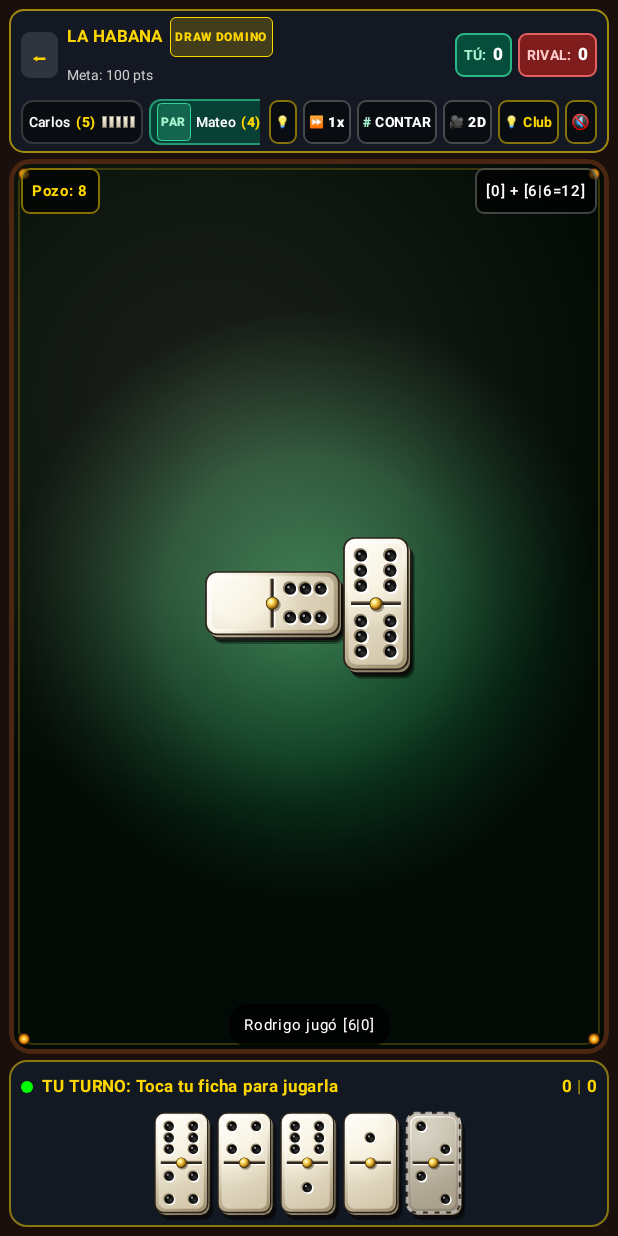
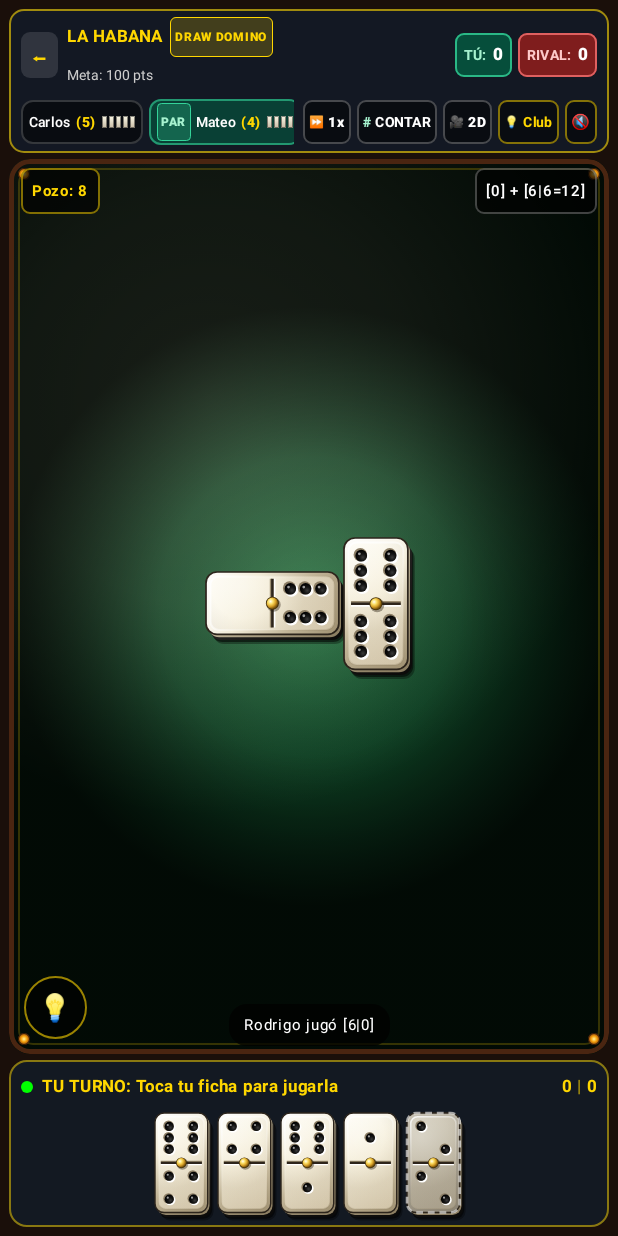
Before and after one commit to salvaponent13-blip/Domino-Imperial-World-Tour, an Android app built with Jetpack Compose: the composable DominoTableScreen shown on its own in the app's theme, on a phone screen of 412 x 824 dp. Run offline under Robolectric (Android 15) with nearby library versions, the light colour scheme and no system bars.

Commit message:
fix(ui): mover pista y deshacer a botones flotantes sobre la mesa
Con 4 jugadores, la fila de rivales del HUD se quedaba aplastada al añadir los dos chips nuevos (se veia 'Mateo' cortado). Ahora pista y deshacer son botones redondos flotando en la esquina inferior izquierda del fieltro, con semantica para TalkBack. Verificado en emulador: los dos badges de rival se leen completos.

```diff
--- a/app/src/main/java/com/example/dominograndprix/ui/game/DominoTableScreen.kt
+++ b/app/src/main/java/com/example/dominograndprix/ui/game/DominoTableScreen.kt
@@ -652,64 +652,6 @@ fun DominoTableScreen(
                             horizontalArrangement = Arrangement.spacedBy(4.dp),
                             verticalAlignment = Alignment.CenterVertically
                         ) {
-                            // Deshacer: vuelve al momento anterior a tu ultima jugada (incluida la
-                            // respuesta de la IA). Solo en partidas de un humano.
-                            if (isMyTurn && engine.value.canUndo && engine.value.humanPlayerIndices.size == 1) {
-                                Surface(
-                                    shape = RoundedCornerShape(6.dp),
-                                    color = Color.Black.copy(alpha = 0.5f),
-                                    border = androidx.compose.foundation.BorderStroke(1.dp, Color.White.copy(alpha = 0.25f)),
-                                    modifier = Modifier
-                                        .semantics { contentDescription = DominoStrings.undoLabel() }
-                                        .clickable {
-                                            DominoSoundManager.playTileTap()
-                                            if (engine.value.undo()) {
-                                                selectedTile = null
-                                                logMessage = engine.value.roundLog
-                                                gameStateVersion++
-                                            }
-                                        }
-                                ) {
-                                    Row(
-                                        modifier = Modifier.padding(horizontal = 4.dp, vertical = 2.5.dp),
-                                        verticalAlignment = Alignment.CenterVertically,
-                                        horizontalArrangement = Arrangement.spacedBy(2.dp)
-                                    ) {
-                                        Text("↩", fontSize = 8.sp, color = Color.White)
-                                    }
-                                }
-                            }
-
-                            // Pista: la misma evaluacion que usa la IA media, con el extremo elegido
-                            if (isMyTurn) {
-                                Surface(
-                                    shape = RoundedCornerShape(6.dp),
-                                    color = Color.Black.copy(alpha = 0.5f),
-                                    border = androidx.compose.foundation.BorderStroke(1.dp, GoldAccent.copy(alpha = 0.5f)),
-                                    modifier = Modifier
-                                        .semantics { contentDescription = DominoStrings.hintLabel() }
-                                        .clickable {
-                                        DominoSoundManager.playTileTap()
-                                        val suggestion = engine.value.suggestedMove(viewingSeat) as? AiMove.Play
-                                        turnAnnouncement = if (suggestion != null) {
-                                            DominoStrings.hintPlaySuggestion(
-                                                "[${suggestion.tile.high}|${suggestion.tile.low}]",
-                                                DominoStrings.sideName(suggestion.side)
-                                            )
-                                        } else {
-                                            DominoStrings.hintNoMoves()
-                                        }
-                                    }
-                                ) {
-                                    Row(
-                                        modifier = Modifier.padding(horizontal = 4.dp, vertical = 2.5.dp),
-                                        verticalAlignment = Alignment.CenterVertically,
-                                        horizontalArrangement = Arrangement.spacedBy(2.dp)
-                                    ) {
-                                        Text("💡", fontSize = 8.sp)
-                                    }
-                                }
-                            }
 
                             // Selector de Velocidad IA (1x / 2x)
                             Surface(
@@ -1065,6 +1007,40 @@ fun DominoTableScreen(
                                 ) {
                                     Text("${targetPip ?: ""}", color = DarkNavy, fontWeight = FontWeight.Black, fontSize = 11.sp)
                                 }
+                            }
+                        }
+                    }
+                }
+
+                // Ayudas de mesa: pista y deshacer, flotando sobre el fieltro. Van aqui y no en
+                // el HUD porque con 4 jugadores la fila de rivales se quedaba sin sitio.
+                if (isMyTurn) {
+                    Column(
+                        modifier = Modifier
+                            .align(Alignment.BottomStart)
+                            .padding(10.dp),
+                        verticalArrangement = Arrangement.spacedBy(8.dp)
+                    ) {
+                        if (engine.value.canUndo && engine.value.humanPlayerIndices.size == 1) {
+                            MesaActionButton(symbol = "↩", description = DominoStrings.undoLabel()) {
+                                DominoSoundManager.playTileTap()
+                                if (engine.value.undo()) {
+                                    selectedTile = null
+                                    logMessage = engine.value.roundLog
+                                    gameStateVersion++
+                                }
+                            }
+                        }
+                        MesaActionButton(symbol = "💡", description = DominoStrings.hintLabel()) {
+                            DominoSoundManager.playTileTap()
+                            val suggestion = engine.value.suggestedMove(viewingSeat) as? AiMove.Play
+                            turnAnnouncement = if (suggestion != null) {
+                                DominoStrings.hintPlaySuggestion(
+                                    "[${suggestion.tile.high}|${suggestion.tile.low}]",
+                                    DominoStrings.sideName(suggestion.side)
+                                )
+                            } else {
+                                DominoStrings.hintNoMoves()
                             }
                         }
                     }
@@ -1731,3 +1707,21 @@ fun PlayerBadge(
         }
     }
 }
+
+/** Boton redondo flotante sobre el fieltro (pista y deshacer). */
+@Composable
+private fun MesaActionButton(symbol: String, description: String, onClick: () -> Unit) {
+    Surface(
+        shape = CircleShape,
+        color = Color.Black.copy(alpha = 0.62f),
+        border = androidx.compose.foundation.BorderStroke(1.dp, GoldAccent.copy(alpha = 0.6f)),
+        modifier = Modifier
+            .size(42.dp)
+            .semantics { contentDescription = description }
+            .clickable(onClick = onClick)
+    ) {
+        Box(contentAlignment = Alignment.Center) {
+            Text(symbol, fontSize = 18.sp, color = Color.White)
+        }
+    }
+}
```
Also changed, not shown: 4 other files.
